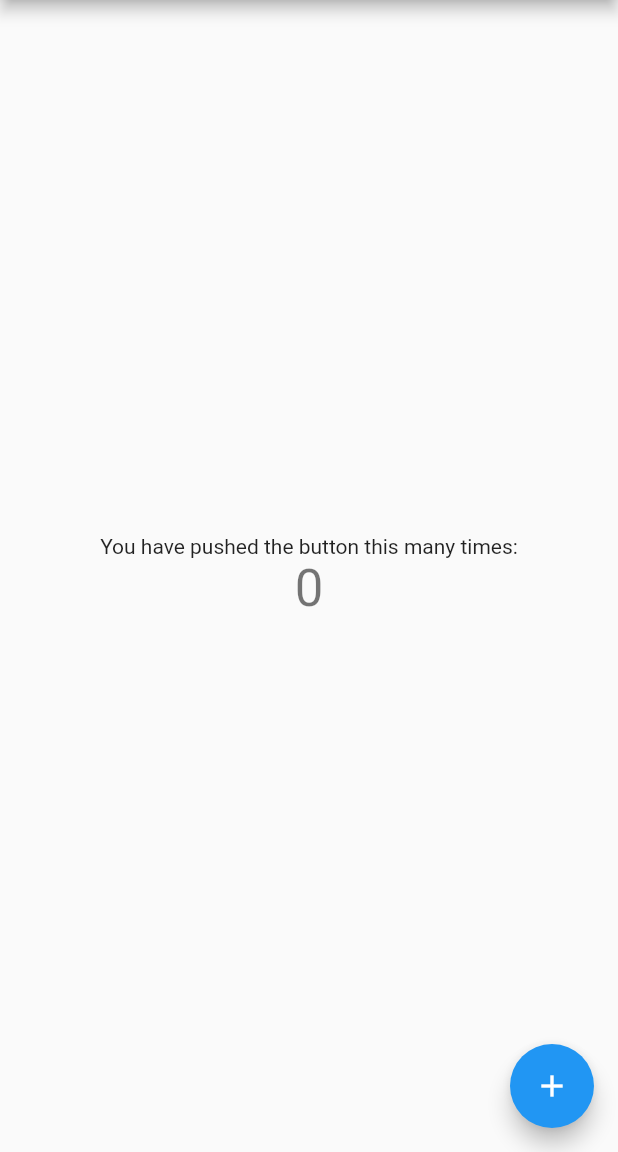
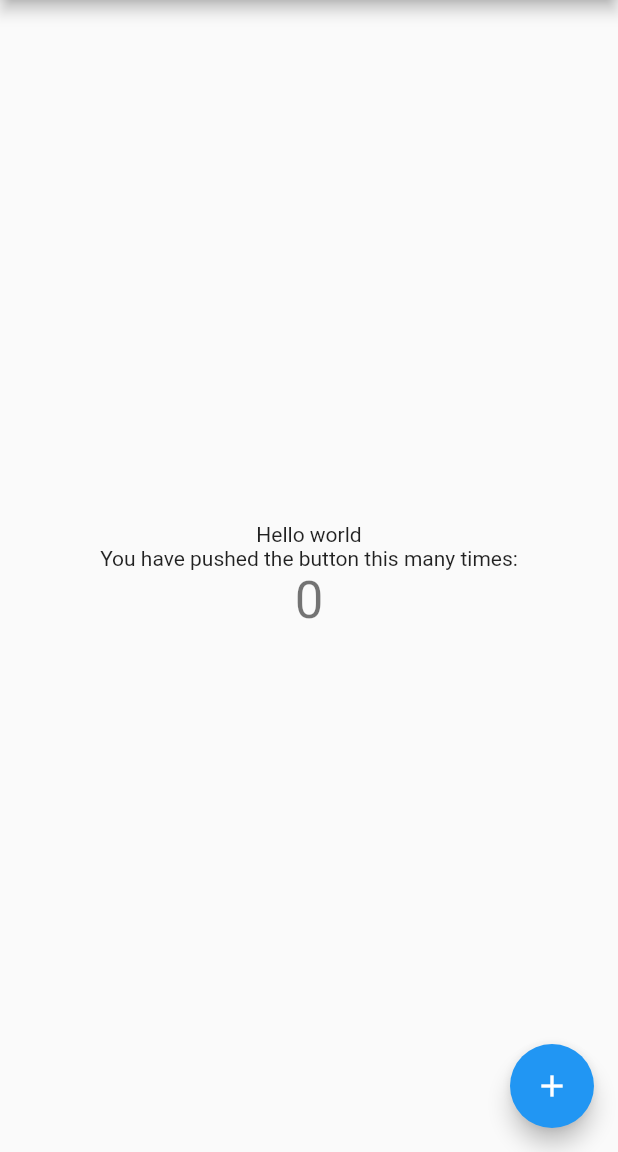
Before and after one commit to Ambyjkl/poly-app, a Flutter app: the screen it shows after launch, on a phone screen of 412 x 824 dp, the part 84-1236 px from its top. Run offline on Flutter 3.47's test engine with Material 2 defaults, Android fonts, the phone set to English and light mode, and no system bars.

```diff
--- a/lib/main.dart
+++ b/lib/main.dart
@@ -91,6 +91,7 @@ class _MyHomePageState extends State<MyHomePage> {
           // horizontal).
           mainAxisAlignment: MainAxisAlignment.center,
           children: <Widget>[
+            Text('Hello world'),
             Text(
               'You have pushed the button this many times:',
             ),
```
Also changed, not shown: 1 other file.
